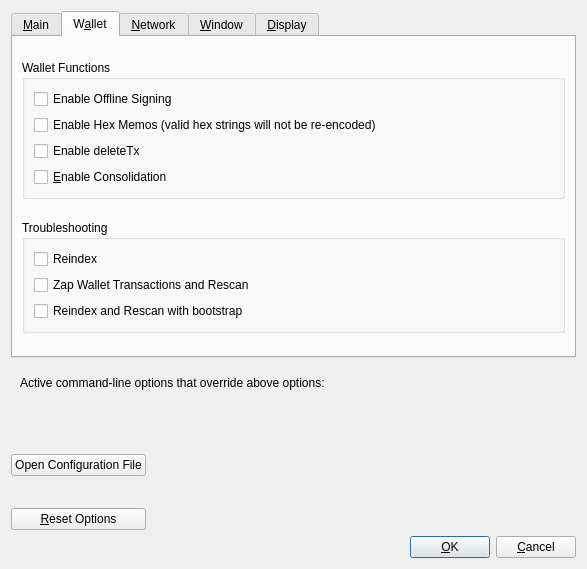
The window that src/qt/forms/optionsdialog.ui (PirateNetwork/pirate) describes before a commit, drawn with Qt 5.
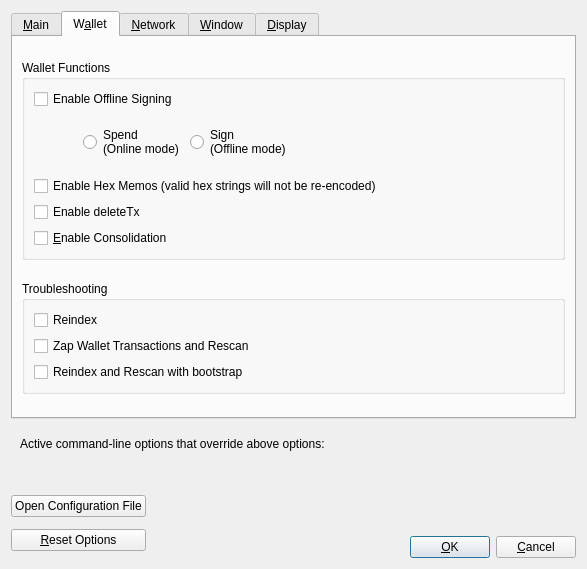
The same window after the commit. The open tabs and pages were chosen to show the change. Custom widgets are drawn as their Qt base class.

Commit message: Refine configuration option to distinguish between the 'online' and 'offline' roles when z-sign-transaction (offline transaction signing) is enabled

```diff
--- a/src/qt/forms/optionsdialog.ui
+++ b/src/qt/forms/optionsdialog.ui
@@ -152,28 +152,44 @@
        </item>
        <item>
         <widget class="QGroupBox" name="groupBox_3">
+         <property name="minimumSize">
+          <size>
+           <width>0</width>
+           <height>200</height>
+          </size>
+         </property>
          <property name="title">
           <string>Wallet Functions</string>
          </property>
-         <layout class="QVBoxLayout" name="verticalLayout_5">
-          <item>
-           <widget class="QCheckBox" name="enableOfflineSigning">
+         <layout class="QGridLayout" name="gridLayout_5">
+          <item row="6" column="0">
+           <widget class="QCheckBox" name="saplingConsolidationEnabled">
             <property name="toolTip">
              <string>Enable or Disable DeleteTx</string>
             </property>
             <property name="text">
-             <string>Enable Offline Signing</string>
+             <string>&amp;Enable Consolidation</string>
             </property>
            </widget>
           </item>
-          <item>
+          <item row="4" column="0">
            <widget class="QCheckBox" name="enableHexEncoding">
             <property name="text">
              <string>Enable Hex Memos (valid hex strings will not be re-encoded)</string>
             </property>
            </widget>
           </item>
-          <item>
+          <item row="0" column="0">
+           <widget class="QCheckBox" name="enableOfflineSigning">
+            <property name="toolTip">
+             <string>Allow the creation and authorisation of transactions to be split. Authorisation occurrs on a machine that is not connected to the internet</string>
+            </property>
+            <property name="text">
+             <string>Enable Offline Signing</string>
+            </property>
+           </widget>
+          </item>
+          <item row="5" column="0">
            <widget class="QCheckBox" name="enableDeleteTx">
             <property name="toolTip">
              <string>Enable or Disable DeleteTx</string>
@@ -183,14 +199,61 @@
             </property>
            </widget>
           </item>
-          <item>
-           <widget class="QCheckBox" name="saplingConsolidationEnabled">
-            <property name="toolTip">
-             <string>Enable automatic creation of consolidation transactions to reduce walle size and number of active notes.</string>
-            </property>
-            <property name="text">
-             <string>&amp;Enable Consolidation</string>
-            </property>
+          <item row="1" column="0" colspan="2">
+           <widget class="QFrame" name="frameOfflineSigning">
+            <layout class="QGridLayout" name="gridLayout">
+             <item row="0" column="1">
+              <widget class="QRadioButton" name="rbOfflineSigning_Spend">
+               <property name="toolTip">
+                <string>This wallet acts as the online participant that creates the transaction. The (extended) viewing key of the spending address is required. Access to the blockchain is required via an internet connection.</string>
+               </property>
+               <property name="text">
+                <string>Spend
+(Online mode)</string>
+               </property>
+              </widget>
+             </item>
+             <item row="0" column="3">
+              <spacer name="hsOfflineSigning2">
+               <property name="orientation">
+                <enum>Qt::Horizontal</enum>
+               </property>
+               <property name="sizeHint" stdset="0">
+                <size>
+                 <width>40</width>
+                 <height>0</height>
+                </size>
+               </property>
+              </spacer>
+             </item>
+             <item row="0" column="0">
+              <spacer name="hsOfflineSigning1">
+               <property name="orientation">
+                <enum>Qt::Horizontal</enum>
+               </property>
+               <property name="sizeType">
+                <enum>QSizePolicy::Fixed</enum>
+               </property>
+               <property name="sizeHint" stdset="0">
+                <size>
+                 <width>40</width>
+                 <height>0</height>
+                </size>
+               </property>
+              </spacer>
+             </item>
+             <item row="0" column="2">
+              <widget class="QRadioButton" name="rbOfflineSigning_Sign">
+               <property name="toolTip">
+                <string>This wallet acts as the offline participant that signs the transaction. The (extended) spending key of the spending address is required. Access to the blockchain is not required.</string>
+               </property>
+               <property name="text">
+                <string>Sign
+(Offline mode)</string>
+               </property>
+              </widget>
+             </item>
+            </layout>
            </widget>
           </item>
          </layout>
```
Left out of the diff: 2 changed lines with no effect on the pictures. The commit also changes 6 other files.
